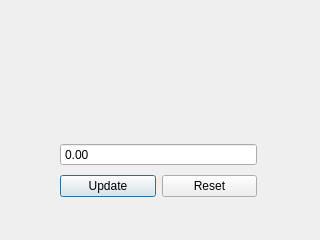
Qt form EuropeanVacation/updatefood.ui (brivero0/TeamMagmar) before a commit.
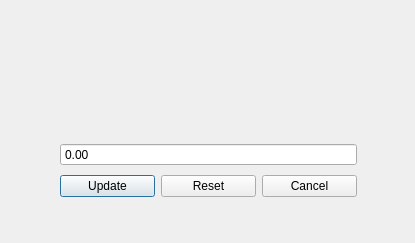
The same form after that commit.

Patch:
```diff
--- a/EuropeanVacation/updatefood.ui
+++ b/EuropeanVacation/updatefood.ui
@@ -6,8 +6,8 @@
    <rect>
     <x>0</x>
     <y>0</y>
-    <width>320</width>
-    <height>240</height>
+    <width>415</width>
+    <height>243</height>
    </rect>
   </property>
   <property name="windowTitle">
@@ -18,20 +18,23 @@
     <rect>
      <x>60</x>
      <y>50</y>
-     <width>181</width>
+     <width>291</width>
      <height>71</height>
     </rect>
    </property>
    <property name="text">
     <string/>
    </property>
+   <property name="alignment">
+    <set>Qt::AlignCenter</set>
+   </property>
   </widget>
-  <widget class="QWidget" name="">
+  <widget class="QWidget" name="layoutWidget">
    <property name="geometry">
     <rect>
      <x>60</x>
      <y>140</y>
-     <width>197</width>
+     <width>297</width>
      <height>61</height>
     </rect>
    </property>
@@ -62,6 +65,13 @@
         </property>
        </widget>
       </item>
+      <item>
+       <widget class="QPushButton" name="cancelButton">
+        <property name="text">
+         <string>Cancel</string>
+        </property>
+       </widget>
+      </item>
      </layout>
     </item>
    </layout>
```
